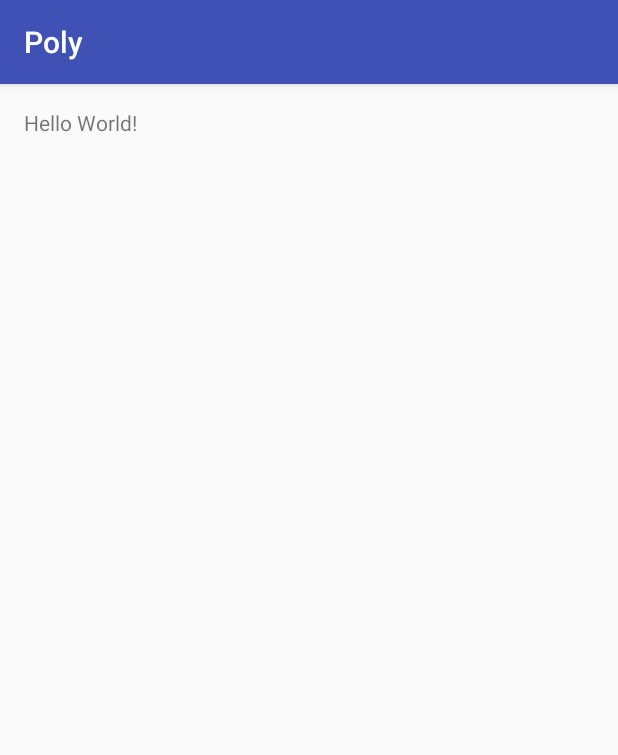
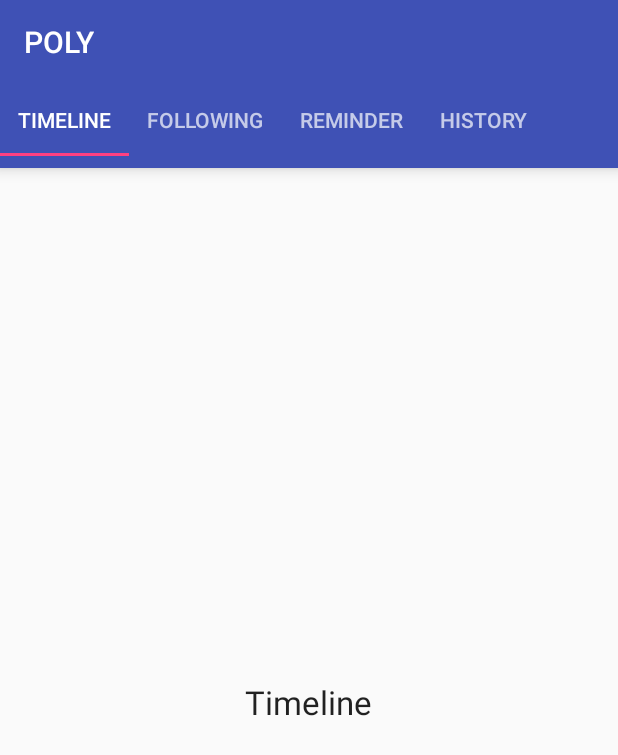
Before and after one commit to chinatip/Poly, an Android app: the screen it shows after launch (Login before the commit, Main after it), on a phone screen of 412 x 824 dp. Shown: the top 755 px of the screen. Run offline under Robolectric (Android 15) with nearby library versions, the phone set to English and light mode, and no system bars.

Commit message:
Add Tabs to Main

```diff
--- a/app/build.gradle
+++ b/app/build.gradle
@@ -23,4 +23,5 @@ dependencies {
     compile fileTree(dir: 'libs', include: ['*.jar'])
     testCompile 'junit:junit:4.12'
     compile 'com.android.support:appcompat-v7:23.2.0'
+    compile 'com.android.support:design:23.2.0'
 }
--- a/app/src/main/java/com/example/asus/blog/activities/Login.java
+++ /dev/null
@@ -1,15 +0,0 @@
-package com.example.asus.blog.activities;
-
-import android.support.v7.app.AppCompatActivity;
-import android.os.Bundle;
-
-import com.example.asus.blog.R;
-
-public class Login extends AppCompatActivity {
-
-    @Override
-    protected void onCreate(Bundle savedInstanceState) {
-        super.onCreate(savedInstanceState);
-        setContentView(R.layout.activity_login);
-    }
-}
--- /dev/null
+++ b/app/src/main/java/com/example/asus/blog/activities/Main.java
@@ -0,0 +1,70 @@
+package com.example.asus.blog.activities;
+
+import android.os.Bundle;
+import android.support.design.widget.TabLayout;
+import android.support.v4.view.ViewPager;
+import android.support.v7.app.AppCompatActivity;
+import android.support.v7.widget.Toolbar;
+import android.view.Menu;
+import android.view.MenuItem;
+
+import com.example.asus.blog.R;
+import com.example.asus.blog.adapters.PagerAdapter;
+
+
+public class Main extends AppCompatActivity {
+
+    @Override
+    protected void onCreate(Bundle savedInstanceState) {
+        super.onCreate(savedInstanceState);
+        setContentView(R.layout.activity_main);
+        Toolbar toolbar = (Toolbar) findViewById(R.id.toolbar);
+        setSupportActionBar(toolbar);
+
+        TabLayout tabLayout = (TabLayout) findViewById(R.id.tab_layout);
+        tabLayout.addTab(tabLayout.newTab().setText("Timeline"));
+        tabLayout.addTab(tabLayout.newTab().setText("Following"));
+        tabLayout.addTab(tabLayout.newTab().setText("Reminder"));
+        tabLayout.addTab(tabLayout.newTab().setText("History"));
+        tabLayout.setTabGravity(TabLayout.GRAVITY_FILL);
+        tabLayout.setTabMode(TabLayout.MODE_SCROLLABLE);
+
+        final ViewPager viewPager = (ViewPager) findViewById(R.id.pager);
+        final PagerAdapter adapter = new PagerAdapter
+                (getSupportFragmentManager(), tabLayout.getTabCount());
+        viewPager.setAdapter(adapter);
+        viewPager.addOnPageChangeListener(new TabLayout.TabLayoutOnPageChangeListener(tabLayout));
+        tabLayout.setOnTabSelectedListener(new TabLayout.OnTabSelectedListener() {
+            @Override
+            public void onTabSelected(TabLayout.Tab tab) {
+                viewPager.setCurrentItem(tab.getPosition());
+            }
+
+            @Override
+            public void onTabUnselected(TabLayout.Tab tab) {
+
+            }
+
+            @Override
+            public void onTabReselected(TabLayout.Tab tab) {
+
+            }
+        });
+    }
+
+    @Override
+    public boolean onCreateOptionsMenu(Menu menu) {
+        //getMenuInflater().inflate(R.menu.menu_main, menu);
+        return true;
+    }
+
+    @Override
+    public boolean onOptionsItemSelected(MenuItem item) {
+        int id = item.getItemId();
+//        if (id == R.id.action_settings) {
+//            return true;
+//        }
+
+        return super.onOptionsItemSelected(item);
+    }
+}
--- /dev/null
+++ b/app/src/main/java/com/example/asus/blog/activities/pages/Following.java
@@ -0,0 +1,17 @@
+package com.example.asus.blog.activities.pages;
+
+import android.os.Bundle;
+import android.support.v4.app.Fragment;
+import android.view.LayoutInflater;
+import android.view.View;
+import android.view.ViewGroup;
+
+import com.example.asus.blog.R;
+
+public class Following extends Fragment {
+
+    @Override
+    public View onCreateView(LayoutInflater inflater, ViewGroup container, Bundle savedInstanceState) {
+        return inflater.inflate(R.layout.activity_following, container, false);
+    }
+}
--- /dev/null
+++ b/app/src/main/java/com/example/asus/blog/activities/pages/Timeline.java
@@ -0,0 +1,17 @@
+package com.example.asus.blog.activities.pages;
+
+import android.os.Bundle;
+import android.support.v4.app.Fragment;
+import android.view.LayoutInflater;
+import android.view.View;
+import android.view.ViewGroup;
+
+import com.example.asus.blog.R;
+
+public class Timeline extends Fragment {
+
+    @Override
+    public View onCreateView(LayoutInflater inflater, ViewGroup container, Bundle savedInstanceState) {
+        return inflater.inflate(R.layout.activity_timeline, container, false);
+    }
+}
--- /dev/null
+++ b/app/src/main/java/com/example/asus/blog/adapters/PagerAdapter.java
@@ -0,0 +1,46 @@
+package com.example.asus.blog.adapters;
+
+
+import android.support.v4.app.Fragment;
+import android.support.v4.app.FragmentManager;
+import android.support.v4.app.FragmentStatePagerAdapter;
+
+import com.example.asus.blog.activities.pages.Following;
+import com.example.asus.blog.activities.pages.History;
+import com.example.asus.blog.activities.pages.Reminder;
+import com.example.asus.blog.activities.pages.Timeline;
+
+public class PagerAdapter extends FragmentStatePagerAdapter {
+    int mNumOfTabs;
+
+    public PagerAdapter(FragmentManager fm, int NumOfTabs) {
+        super(fm);
+        this.mNumOfTabs = NumOfTabs;
+    }
+
+    @Override
+    public Fragment getItem(int position) {
+
+        switch (position) {
+            case 0:
+                Timeline tab1 = new Timeline();
+                return tab1;
+            case 1:
+                Following tab2 = new Following();
+                return tab2;
+            case 2:
+                Reminder tab3 = new Reminder();
+                return tab3;
+            case 3:
+                History tab4 = new History();
+                return tab4;
+            default:
+                return null;
+        }
+    }
+
+    @Override
+    public int getCount() {
+        return mNumOfTabs;
+    }
+}
--- a/app/src/main/res/layout/activity_login.xml
+++ /dev/null
@@ -1,16 +0,0 @@
-<?xml version="1.0" encoding="utf-8"?>
-<RelativeLayout xmlns:android="http://schemas.android.com/apk/res/android"
-    xmlns:tools="http://schemas.android.com/tools"
-    android:layout_width="match_parent"
-    android:layout_height="match_parent"
-    android:paddingBottom="@dimen/activity_vertical_margin"
-    android:paddingLeft="@dimen/activity_horizontal_margin"
-    android:paddingRight="@dimen/activity_horizontal_margin"
-    android:paddingTop="@dimen/activity_vertical_margin"
-    tools:context=".activities.Login">
-
-    <TextView
-        android:layout_width="wrap_content"
-        android:layout_height="wrap_content"
-        android:text="Hello World!" />
-</RelativeLayout>
--- a/app/src/main/res/layout/activity_main.xml
+++ b/app/src/main/res/layout/activity_main.xml
@@ -1,12 +1,35 @@
 <?xml version="1.0" encoding="utf-8"?>
-<RelativeLayout xmlns:android="http://schemas.android.com/apk/res/android"
+<RelativeLayout
+    xmlns:android="http://schemas.android.com/apk/res/android"
     xmlns:tools="http://schemas.android.com/tools"
+    xmlns:app="http://schemas.android.com/apk/res-auto"
     android:layout_width="match_parent"
     android:layout_height="match_parent"
-    android:paddingBottom="@dimen/activity_vertical_margin"
-    android:paddingLeft="@dimen/activity_horizontal_margin"
-    android:paddingRight="@dimen/activity_horizontal_margin"
-    android:paddingTop="@dimen/activity_vertical_margin"
-    tools:context=".activities.MainActivity">
+    tools:context=".activities.Main">
+    <android.support.v7.widget.Toolbar
+        android:id="@+id/toolbar"
+        android:layout_width="match_parent"
+        android:layout_height="wrap_content"
+        android:layout_alignParentTop="true"
+        android:background="?attr/colorPrimary"
+        android:elevation="6dp"
+        android:minHeight="?attr/actionBarSize"
+        android:theme="@style/ThemeOverlay.AppCompat.Dark.ActionBar"
+        app:popupTheme="@style/ThemeOverlay.AppCompat.Light"/>
 
+    <android.support.design.widget.TabLayout
+        android:id="@+id/tab_layout"
+        android:layout_width="match_parent"
+        android:layout_height="wrap_content"
+        android:layout_below="@+id/toolbar"
+        android:background="?attr/colorPrimary"
+        android:elevation="6dp"
+        android:minHeight="?attr/actionBarSize"
+        android:theme="@style/ThemeOverlay.AppCompat.Dark.ActionBar"/>
+
+    <android.support.v4.view.ViewPager
+        android:id="@+id/pager"
+        android:layout_width="match_parent"
+        android:layout_height="fill_parent"
+        android:layout_below="@id/tab_layout"/>
 </RelativeLayout>
--- /dev/null
+++ b/app/src/main/res/layout/activity_timeline.xml
@@ -0,0 +1,15 @@
+<?xml version="1.0" encoding="utf-8"?>
+<RelativeLayout xmlns:android="http://schemas.android.com/apk/res/android"
+    android:layout_width="match_parent"
+    android:layout_height="match_parent"
+    android:orientation="vertical">
+
+    <TextView
+        android:id="@+id/textView"
+        android:layout_width="wrap_content"
+        android:layout_height="wrap_content"
+        android:layout_centerInParent="true"
+        android:text="Timeline"
+        android:textAppearance="?android:attr/textAppearanceLarge"/>
+
+</RelativeLayout>
--- a/app/src/main/res/values/styles.xml
+++ b/app/src/main/res/values/styles.xml
@@ -1,11 +1,13 @@
 <resources>
 
     <!-- Base application theme. -->
-    <style name="AppTheme" parent="Theme.AppCompat.Light.DarkActionBar">
-        <!-- Customize your theme here. -->
-        <item name="colorPrimary">@color/colorPrimary</item>
-        <item name="colorPrimaryDark">@color/colorPrimaryDark</item>
-        <item name="colorAccent">@color/colorAccent</item>
+    <style name="AppTheme" parent="Theme.AppCompat.Light.NoActionBar">
+        <!--   your app branding color for the app bar -->
+        <item name="colorPrimary">#3F51B5</item>
+        <!--   darker variant for the status bar and contextual app bars -->
+        <item name="colorPrimaryDark">#303F9F</item>
+        <!--   theme UI controls like checkboxes and text fields -->
+        <item name="colorAccent">#FF4081</item>
     </style>
 
 </resources>
--- a/build.gradle
+++ b/build.gradle
@@ -20,4 +20,5 @@ allprojects {
 
 task clean(type: Delete) {
     delete rootProject.buildDir
+
 }
```
Also changed, not shown: app/src/main/AndroidManifest.xml (+6 -3 lines), app/src/main/java/com/example/asus/blog/activities/MainActivity.java (deleted, +0 -15 lines), app/src/main/java/com/example/asus/blog/activities/pages/History.java (added, +17 -0 lines), app/src/main/java/com/example/asus/blog/activities/pages/Reminder.java (added, +17 -0 lines), app/src/main/res/layout/activity_following.xml (added, +15 -0 lines), app/src/main/res/layout/activity_history.xml (added, +15 -0 lines), app/src/main/res/layout/activity_reminder.xml (added, +15 -0 lines).
